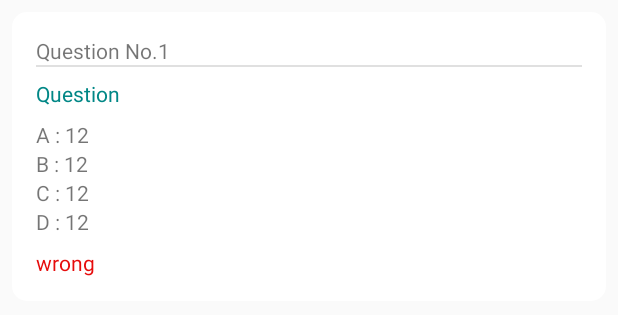
After one commit to rakibul667s/Addhayon-Android-Application, an Android app: the layout answer_item_layout.xml on its own in the app's theme, with its tools: preview values and no code run, on a phone screen of 412 x 824 dp. The commit adds this screen. Shown: the top 315 px of the screen. Run offline under Robolectric (Android 15) with nearby library versions, the phone set to English and light mode, and no system bars.

Commit message:
deBookMark working

```diff
--- a/app/src/main/AndroidManifest.xml
+++ b/app/src/main/AndroidManifest.xml
@@ -18,7 +18,7 @@
     <uses-permission android:name="com.vogella.android.locationapi.maps.permission.MAPS_RECEIVE" />
     <uses-permission android:name="com.google.android.providers.gsf.permission.READ_GSERVICES" />
     <uses-permission android:name="android.permission.READ_EXTERNAL_STORAGE" />
-    <uses-permission android:name="android.permission.SET_TIMER_SLACK"/>
+    <uses-permission android:name="android.permission.SET_TIMER_SLACK" />
 
     <uses-feature
         android:glEsVersion="0x00020000"
@@ -34,6 +34,9 @@
         android:supportsRtl="true"
         android:theme="@style/Theme.addhayon"
         tools:targetApi="31">
+        <activity
+            android:name=".AnswersActivity"
+            android:exported="false" />
         <activity
             android:name=".LeaderBoard"
             android:exported="false" />
--- /dev/null
+++ b/app/src/main/res/drawable/baseline_mark3.xml
@@ -0,0 +1,5 @@
+<vector android:height="24dp" android:tint="#000000"
+    android:viewportHeight="24" android:viewportWidth="24"
+    android:width="24dp" xmlns:android="http://schemas.android.com/apk/res/android">
+    <path android:fillColor="@android:color/white" android:pathData="M19,18l2,1V3c0,-1.1 -0.9,-2 -2,-2H8.99C7.89,1 7,1.9 7,3h10c1.1,0 2,0.9 2,2v13zM15,5H5c-1.1,0 -2,0.9 -2,2v16l7,-3 7,3V7c0,-1.1 -0.9,-2 -2,-2z"/>
+</vector>
--- /dev/null
+++ b/app/src/main/res/layout/answer_item_layout.xml
@@ -0,0 +1,64 @@
+<?xml version="1.0" encoding="utf-8"?>
+<LinearLayout xmlns:android="http://schemas.android.com/apk/res/android"
+    xmlns:tools="http://schemas.android.com/tools"
+    android:layout_width="match_parent"
+    android:layout_height="wrap_content"
+    android:background="@drawable/gradient3"
+    android:backgroundTint="@color/white"
+    android:layout_marginLeft="8dp"
+    android:layout_marginRight="8dp"
+    android:padding="16dp"
+    android:layout_marginTop="8dp"
+    android:orientation="vertical">
+
+    <TextView
+        android:id="@+id/quesNo"
+        android:layout_width="wrap_content"
+        android:layout_height="wrap_content"
+        android:text="Question No.1"
+        tools:layout_editor_absoluteX="3dp"
+        tools:layout_editor_absoluteY="1dp" />
+
+    <View
+        android:id="@+id/divider3"
+        android:layout_width="match_parent"
+        android:layout_height="1dp"
+        android:layout_marginBottom="8dp"
+        android:background="?android:attr/listDivider" />
+
+    <TextView
+        android:id="@+id/question"
+        android:layout_width="wrap_content"
+        android:layout_height="wrap_content"
+        android:text="Question"
+        android:textColor="@color/teal_700"
+        android:layout_marginBottom="8dp"/>
+    <TextView
+        android:id="@+id/optionA"
+        android:layout_width="match_parent"
+        android:layout_height="wrap_content"
+        android:text="A : 12"/>
+    <TextView
+        android:id="@+id/optionB"
+        android:layout_width="match_parent"
+        android:layout_height="wrap_content"
+        android:text="B : 12"/>
+    <TextView
+        android:id="@+id/optionC"
+        android:layout_width="match_parent"
+        android:layout_height="wrap_content"
+        android:text="C : 12"/>
+    <TextView
+        android:id="@+id/optionD"
+        android:layout_width="match_parent"
+        android:layout_height="wrap_content"
+        android:text="D : 12"/>
+    <TextView
+        android:id="@+id/result"
+        android:layout_width="match_parent"
+        android:layout_height="wrap_content"
+        android:text="wrong"
+        android:layout_marginTop="8dp"
+        android:textColor="@color/gradient2StartColor"/>
+
+</LinearLayout>
```
Also changed, not shown: app/src/main/java/com/example/addhayon/Adapters/AnswersAdapter.java (added, +126 -0 lines), app/src/main/java/com/example/addhayon/AnswersActivity.java (added, +49 -0 lines), app/src/main/java/com/example/addhayon/DBQurey.java (+67 -4 lines), app/src/main/java/com/example/addhayon/Models/ProfileModel.java (+12 -6 lines), app/src/main/java/com/example/addhayon/Models/QuestionModel.java (+22 -1 lines), app/src/main/java/com/example/addhayon/QuestionsActivity.java (+30 -0 lines), app/src/main/java/com/example/addhayon/ScoreActivity.java (+22 -0 lines), app/src/main/res/layout/activity_answers.xml (added, +34 -0 lines).
